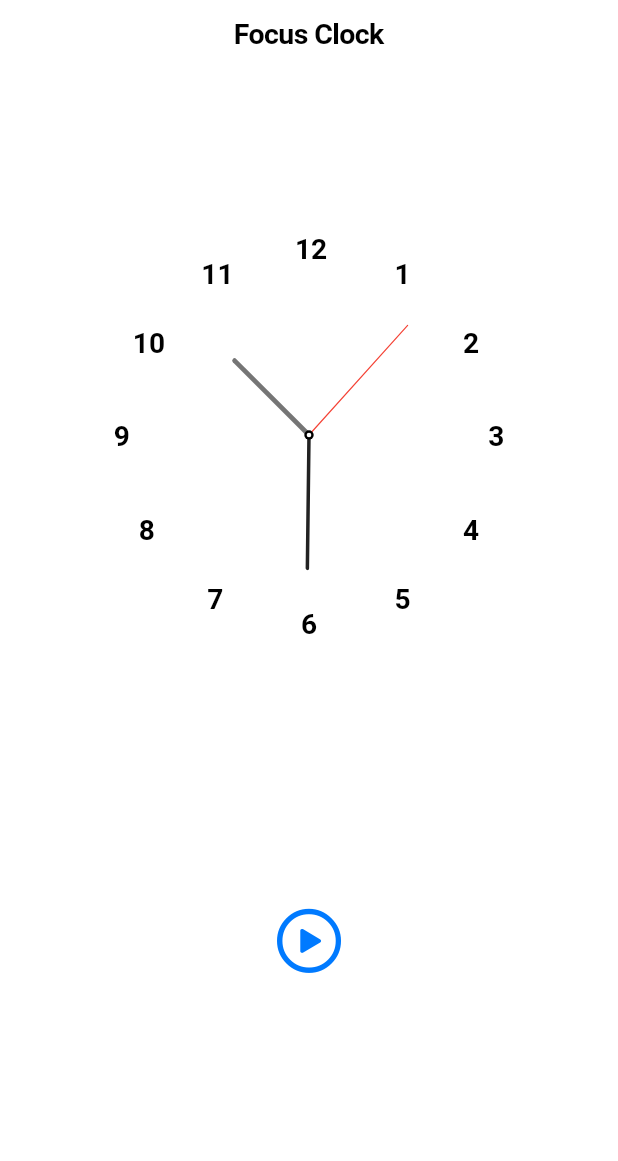
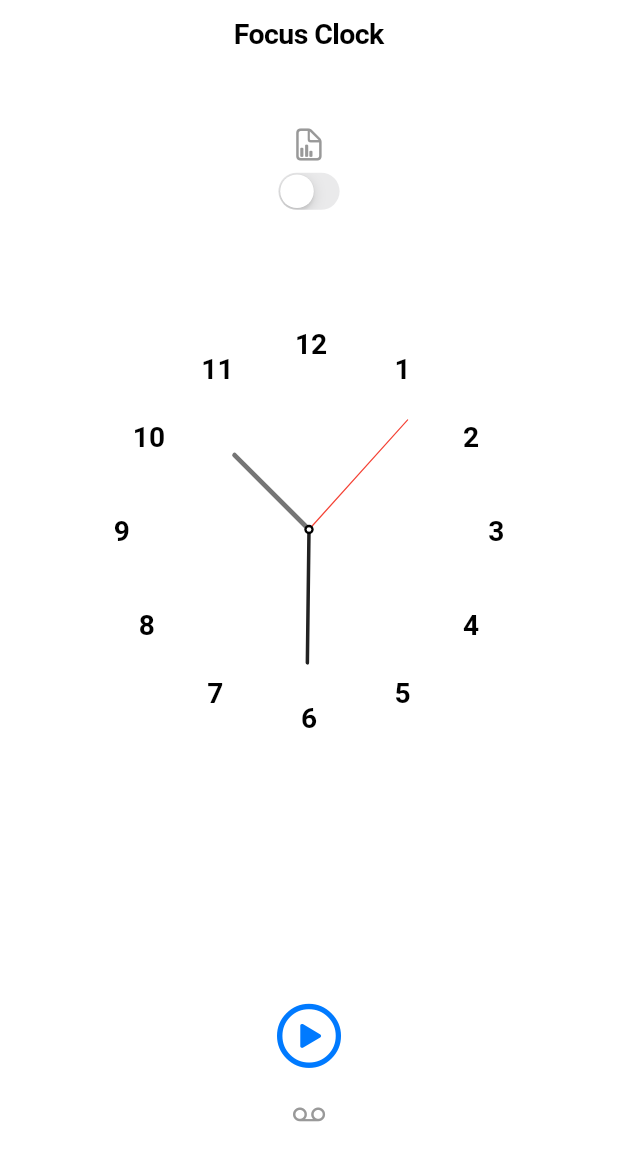
Before and after one commit to c-peace/focus-clock, a Flutter app: the screen it shows after launch, on a phone screen of 412 x 824 dp. Shown: the top 1161 px of the screen. Run offline on Flutter 3.47's test engine with Material 2 defaults, Android fonts, the phone set to English and light mode, and no system bars.

Commit message:
feat : ChartPage 를 Switch로 전환하는 기능 추가

```diff
--- /dev/null
+++ b/focus_clock/lib/chart.dart
@@ -0,0 +1,15 @@
+import 'package:flutter/cupertino.dart';
+
+class ChartPage extends StatefulWidget {
+  const ChartPage({Key? key}) : super(key: key);
+
+  @override
+  State<ChartPage> createState() => _ChartPageState();
+}
+
+class _ChartPageState extends State<ChartPage> {
+  @override
+  Widget build(BuildContext context) {
+    return Text('ChartPage');
+  }
+}
--- a/focus_clock/lib/main.dart
+++ b/focus_clock/lib/main.dart
@@ -1,6 +1,6 @@
-import 'dart:ui';
-
 import 'package:flutter/cupertino.dart';
+import 'package:flutter/material.dart';
+import 'chart.dart';
 import 'watch_page.dart';
 
 void main() {
@@ -17,14 +17,12 @@
         navigationBar: const CupertinoNavigationBar(
             middle: Text('Focus Clock', style: TextStyle(fontSize: 19)),
             backgroundColor: CupertinoColors.white,
-          border: Border(),
-        ),
+            border: Border()),
         child: Column(
-          children: [
-            SizedBox(height: 40),
-            WatchPage(),
-            SizedBox(height: 90),
-            PlayPauseButton()
+          crossAxisAlignment: CrossAxisAlignment.center,
+          children: const [
+            SizedBox(height: 40, width: double.infinity),
+            PageSwitch(),
           ],
         ),
       ),
@@ -32,6 +30,53 @@
   }
 }
 
+// Switch - ChartPage & ClockPage(MainPage)
+class PageSwitch extends StatefulWidget {
+  const PageSwitch({Key? key}) : super(key: key);
+
+  @override
+  State<PageSwitch> createState() => _PageSwitchState();
+}
+
+class _PageSwitchState extends State<PageSwitch> {
+  bool _isOn = false;
+
+  @override
+  Widget build(BuildContext context) {
+    return Column(
+      children: [
+        Icon(
+          CupertinoIcons.doc_chart,
+          color: _isOn
+              ? CupertinoColors.activeGreen
+              : CupertinoColors.inactiveGray,
+        ),
+        Transform.scale(
+            scale: 0.8,
+            child: CupertinoSwitch(
+                activeColor: CupertinoColors.activeGreen,
+                value: _isOn,
+                onChanged: (bool value) {
+                  setState(() {
+                    _isOn = value;
+                  });
+                })),
+        if (_isOn)
+          ChartPage()
+        else
+          Column(
+            children: const [
+              WatchPage(),
+              SizedBox(height: 90),
+              PlayPauseButton(),
+            ],
+          )
+      ],
+    );
+  }
+}
+
+// Button - Play & Pause
 class PlayPauseButton extends StatefulWidget {
   const PlayPauseButton({Key? key}) : super(key: key);
 
@@ -44,10 +89,13 @@
 
   @override
   Widget build(BuildContext context) {
-    return CupertinoButton(
+    return Column(
+      children: [
+        CupertinoButton(
           child: isplayed
-          ? Icon(CupertinoIcons.stop_circle, size: 50)
-          : Icon(CupertinoIcons.play_circle, size: 50),
+              ? const Icon(CupertinoIcons.stop_circle,
+                  size: 50, color: CupertinoColors.systemRed)
+              : const Icon(CupertinoIcons.play_circle, size: 50),
           onPressed: () {
             setState(() {
               if (isplayed) {
@@ -57,6 +105,12 @@
               }
             });
           },
+        ),
+        Icon(CupertinoIcons.recordingtape,
+            color: isplayed
+                ? CupertinoColors.systemRed
+                : CupertinoColors.inactiveGray),
+      ],
     );
   }
 }
```
Lines whose indentation alone changed are shown as unchanged.
